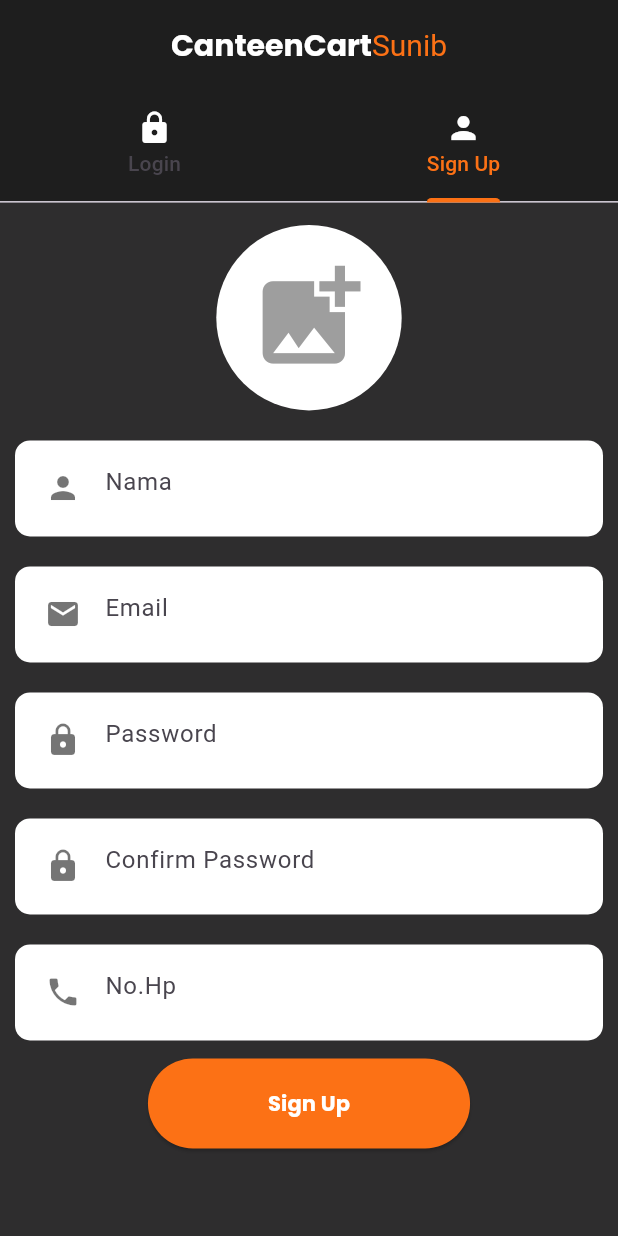
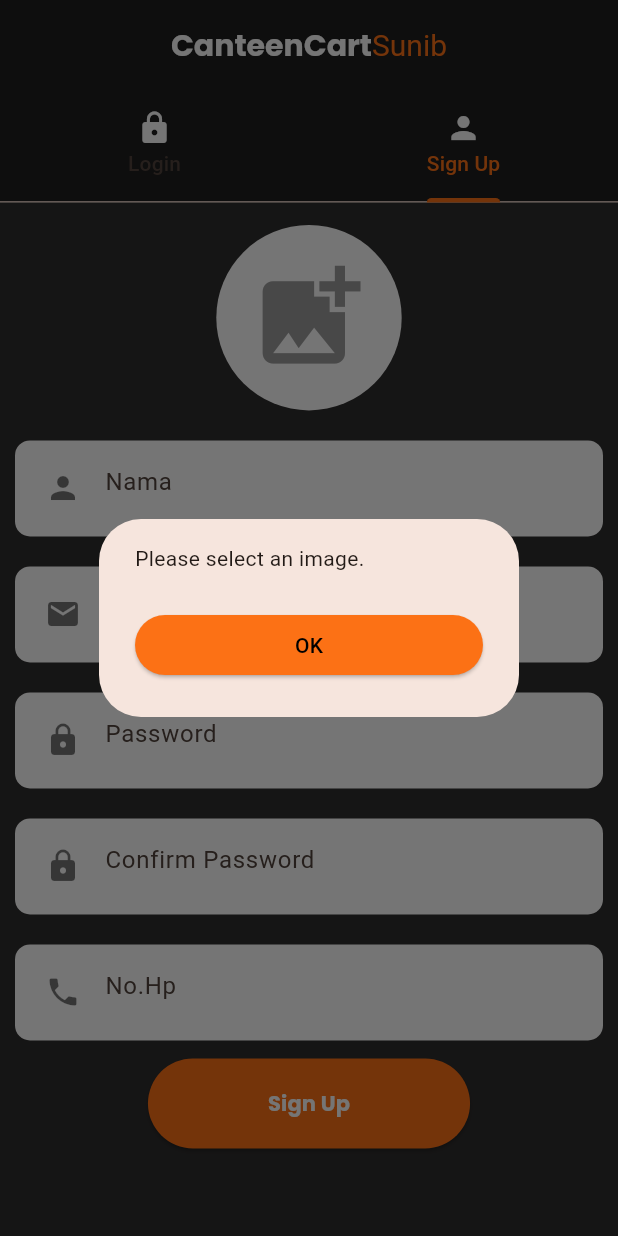
Before and after one commit to rjayaa/ProjectSoftwareEngineering, a Flutter app: the AuthScreen screen opened directly, tab 2 chosen, after a tap on "Sign Up", on a phone screen of 412 x 824 dp. Run offline on Flutter 3.47's test engine with Material 2 defaults, Android fonts, the phone set to English and light mode, and no system bars; our stand-ins replace cloud_firestore, firebase_auth, firebase_core, flutter_svg, image_picker; accounts and stored records are empty.

```diff
--- a/SE/tenant_seller/lib/authentication/login.dart
+++ b/SE/tenant_seller/lib/authentication/login.dart
@@ -9,7 +9,7 @@ class LoginScreen extends StatefulWidget {
 }
 
 class _LoginScreenState extends State<LoginScreen> {
-  final GlobalKey<FormState> _formkey = GlobalKey<FormState>();
+  final GlobalKey<FormState> _formKey = GlobalKey<FormState>();
   TextEditingController emailController = TextEditingController();
   TextEditingController passwordController = TextEditingController();
 
@@ -20,8 +20,22 @@ class _LoginScreenState extends State<LoginScreen> {
         child: Column(
           mainAxisSize: MainAxisSize.max,
           children: [
+            const Padding(
+              padding: EdgeInsets.only(left: 20),
+              child: Align(
+                alignment: Alignment.topLeft,
+                child: Text(
+                  "Login",
+                  style: TextStyle(
+                    fontSize: 32,
+                    fontFamily: "Poppins",
+                    color: Colors.white,
+                  ),
+                ),
+              ),
+            ),
             Form(
-              key: _formkey,
+              key: _formKey,
               child: Column(
                 children: [
                   CustomTextField(
@@ -39,7 +53,7 @@ class _LoginScreenState extends State<LoginScreen> {
                 ],
               ),
             ),
-            const SizedBox(
+            SizedBox(
               height: 15,
             ),
             ElevatedButton(
--- a/SE/tenant_seller/lib/authentication/register.dart
+++ b/SE/tenant_seller/lib/authentication/register.dart
@@ -4,6 +4,7 @@ import 'package:flutter/foundation.dart';
 import 'package:flutter/material.dart';
 import 'package:image_picker/image_picker.dart';
 import 'package:tenant_seller/widgets/custom_text_field.dart';
+import 'package:tenant_seller/widgets/error_dialog.dart';
 
 class SignUpScreen extends StatefulWidget {
   const SignUpScreen({super.key});
@@ -29,6 +30,48 @@ class _SignUpScreenState extends State<SignUpScreen> {
     setState(() {
       imageXFile;
     });
+  }
+
+// validasi input
+  Future<void> formValidation() async {
+    if (imageXFile == null) {
+      showDialog(
+        context: context,
+        builder: (c) {
+          return ErrorDialog(
+            message: "Please select an image.",
+          );
+        },
+      );
+    } else {
+      if (passwordController.text == confirmPasswordController.text) {
+        if (confirmPasswordController.text.isNotEmpty &&
+            emailController.text.isNotEmpty &&
+            nameController.text.isNotEmpty &&
+            phoneController.text.isNotEmpty) {
+          // start uploading the image to database
+        } else {
+          showDialog(
+            context: context,
+            builder: (c) {
+              return ErrorDialog(
+                message:
+                    "Please write the complete required info for Registration. ",
+              );
+            },
+          );
+        }
+      } else {
+        showDialog(
+          context: context,
+          builder: (c) {
+            return ErrorDialog(
+              message: "Password do not match",
+            );
+          },
+        );
+      }
+    }
   }
 
   @override
@@ -116,7 +159,9 @@ class _SignUpScreenState extends State<SignUpScreen> {
                 primary: Color(0xffFC7115),
                 padding: EdgeInsets.symmetric(horizontal: 80, vertical: 20),
               ),
-              onPressed: () => print("clicked"),
+              onPressed: () {
+                formValidation();
+              },
             ),
           ],
         ),
--- a/SE/tenant_seller/lib/main.dart
+++ b/SE/tenant_seller/lib/main.dart
@@ -1,8 +1,10 @@
+import 'package:firebase_core/firebase_core.dart';
 import 'package:flutter/material.dart';
 import 'package:tenant_seller/splashscreen/splash_screen.dart';
 
 Future<void> main() async {
   WidgetsFlutterBinding.ensureInitialized();
+  await Firebase.initializeApp();
   runApp(const MyApp());
 }
 
@@ -16,7 +18,7 @@ class MyApp extends StatelessWidget {
       debugShowCheckedModeBanner: false,
       title: 'Tenants App',
       theme: ThemeData(
-        colorScheme: ColorScheme.fromSeed(seedColor: Colors.deepPurple),
+        colorScheme: ColorScheme.fromSeed(seedColor: Color(0xffFC7115)),
         useMaterial3: true,
       ),
       home: const MySplashScreen(),
--- /dev/null
+++ b/SE/tenant_seller/lib/widgets/error_dialog.dart
@@ -0,0 +1,32 @@
+import 'package:flutter/material.dart';
+
+class ErrorDialog extends StatelessWidget {
+  final String? message;
+  ErrorDialog({this.message});
+
+  @override
+  Widget build(BuildContext context) {
+    return AlertDialog(
+      key: key,
+      content: Text(message!),
+      actions: [
+        ElevatedButton(
+          child: const Center(
+            child: Text(
+              "OK",
+              style: TextStyle(
+                color: Colors.black,
+              ),
+            ),
+          ),
+          style: ElevatedButton.styleFrom(
+            primary: Color(0xffFC7115),
+          ),
+          onPressed: () {
+            Navigator.pop(context);
+          },
+        ),
+      ],
+    );
+  }
+}
--- a/SE/tenant_seller/pubspec.yaml
+++ b/SE/tenant_seller/pubspec.yaml
@@ -31,6 +31,10 @@ dependencies:
   flutter:
     sdk: flutter
   image_picker: ^0.8.7+5
+  firebase_core: ^2.13.0
+  firebase_auth: ^4.6.1
+  cloud_firestore: ^4.7.1
+  firebase_storage: ^11.2.1
 
   # The following adds the Cupertino Icons font to your application.
   # Use with the CupertinoIcons class for iOS style icons.
```
Also changed, not shown: SE/tenant_seller/pubspec.lock, 7 other files.
